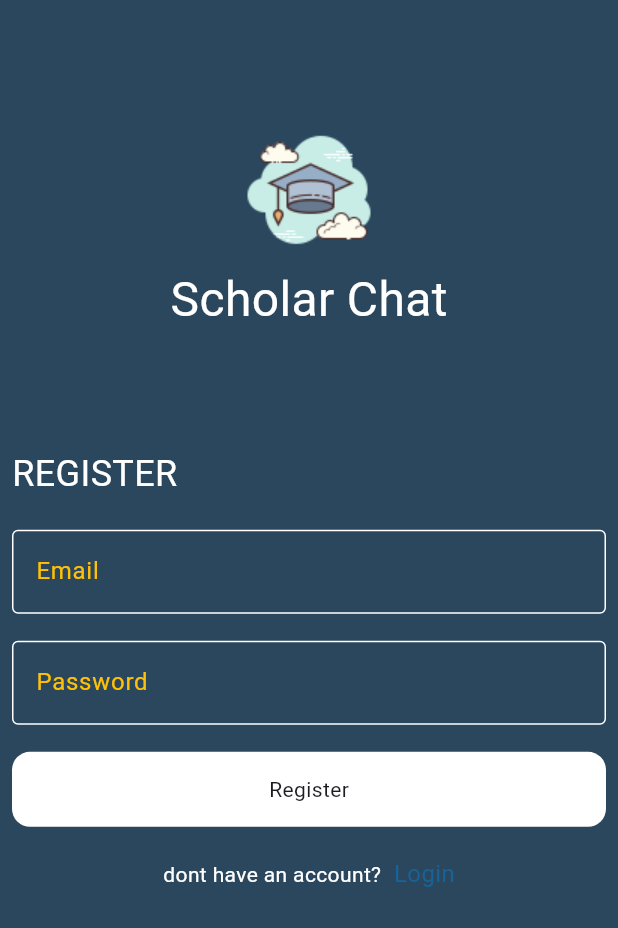
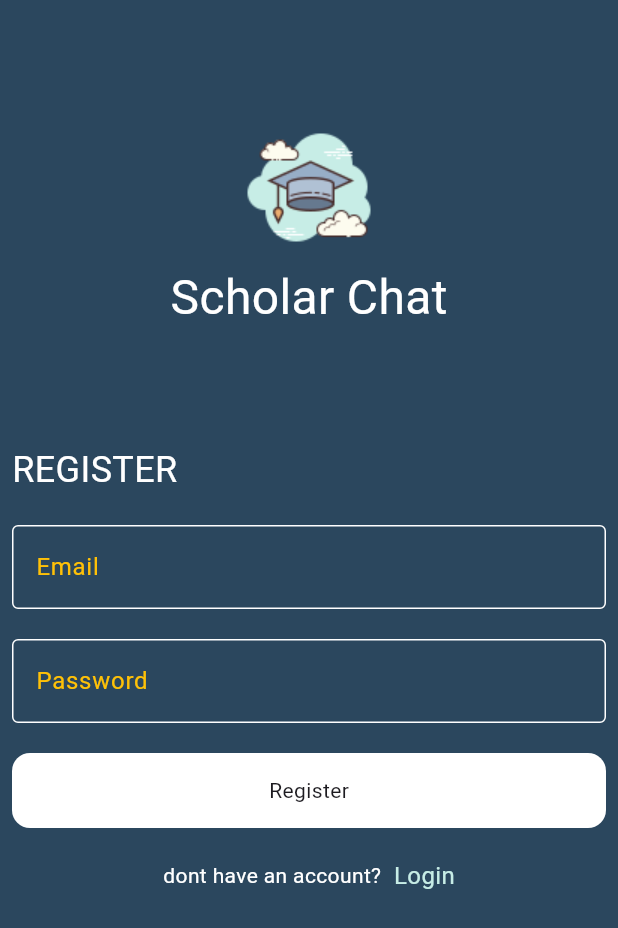
Before and after one commit to abdallahelghobary/Chat-App, a Flutter app: the screen it shows after launch, after a tap on "Register", on a phone screen of 412 x 824 dp. Shown: the top 928 px of the screen. Run offline on Flutter 3.47's test engine with Material 3 defaults, Android fonts, the phone set to English and light mode, and no system bars; Roboto replaces fonts that are missing (pacifico).

Commit message:
kyboard exception solved

```diff
--- /dev/null
+++ b/lib/constant.dart
@@ -0,0 +1,3 @@
+import 'package:flutter/material.dart';
+
+const kPrimaryColor = Color(0xff2b475e);
--- a/lib/main.dart
+++ b/lib/main.dart
@@ -14,7 +14,7 @@ class ChatApp extends StatelessWidget {
     return MaterialApp(
       debugShowCheckedModeBanner: false,
       routes: {'LoginPage': (context) => LoginPage(),
-      'RegisterPage':(context) => RegisterPage(),
+      RegisterPage.id:(context) => RegisterPage(),
       },
       initialRoute: 'LoginPage',
     );
--- a/lib/pages/login_page.dart
+++ b/lib/pages/login_page.dart
@@ -1,3 +1,5 @@
+import 'package:chat_app/constant.dart';
+import 'package:chat_app/pages/regester_page.dart';
 import 'package:chat_app/widget/custom_button.dart';
 import 'package:chat_app/widget/custom_input_text.dart';
 import 'package:flutter/material.dart';
@@ -7,14 +9,17 @@ class LoginPage extends StatelessWidget {
   @override
   Widget build(BuildContext context) {
     return Scaffold(
-      backgroundColor: Color(0xff2b475e),
+      backgroundColor: kPrimaryColor,
       body: Padding(
         padding: const EdgeInsets.symmetric(horizontal: 8),
-        child: Column(
+        child: ListView(
           //  mainAxisAlignment: MainAxisAlignment.center,
           children: [
-            Spacer(flex: 1),
-            Image.asset('assets/images/scholar.png'),
+            const SizedBox(height: 75),
+            Image.asset('assets/images/scholar.png', height: 100),
+            Row(
+              mainAxisAlignment: MainAxisAlignment.center,
+              children: [
                 Text(
                   'Scholar Chat',
                   style: TextStyle(
@@ -23,8 +28,9 @@ class LoginPage extends StatelessWidget {
                     color: Colors.white,
                   ),
                 ),
-            Spacer(flex: 1),
-
+              ],
+            ),
+            const SizedBox(height: 60),
             Row(
               children: [
                 Text(
@@ -40,9 +46,10 @@ class LoginPage extends StatelessWidget {
             const SizedBox(height: 20),
 
             CustomInputText(hientText: 'Email'),
-            const SizedBox(height: 18),
+            const SizedBox(height: 20),
             CustomInputText(hientText: 'Password'),
-            const SizedBox(height: 18),
+
+            const SizedBox(height: 20),
 
             CustomButton(title: 'Login'),
             const SizedBox(height: 20),
@@ -57,17 +64,16 @@ class LoginPage extends StatelessWidget {
 
                 GestureDetector(
                   onTap: () {
-                    Navigator.pushNamed(context, 'RegisterPage');
+                    Navigator.pushNamed(context, RegisterPage.id);
                   },
 
                   child: Text(
                     '   Register',
-                    style: TextStyle(color: Color(0xff156398)),
+                    style: TextStyle(color: Color(0xffc7ede6)),
                   ),
                 ),
               ],
             ),
-            Spacer(flex: 3),
           ],
         ),
       ),
--- a/lib/pages/regester_page.dart
+++ b/lib/pages/regester_page.dart
@@ -1,20 +1,28 @@
+import 'package:chat_app/constant.dart';
 import 'package:chat_app/widget/custom_button.dart';
 import 'package:chat_app/widget/custom_input_text.dart';
 import 'package:flutter/material.dart';
 
 class RegisterPage extends StatelessWidget {
   const RegisterPage({super.key});
+
+ static String id = 'registerPage';
   @override
   Widget build(BuildContext context) {
     return Scaffold(
-      backgroundColor: Color(0xff2b475e),
+      backgroundColor: kPrimaryColor,
       body: Padding(
         padding: const EdgeInsets.symmetric(horizontal: 8),
-        child: Column(
+        child: ListView(
           //  mainAxisAlignment: MainAxisAlignment.center,
           children: [
-            Spacer(flex: 1),
-            Image.asset('assets/images/scholar.png'),
+            const SizedBox(height: 75,),
+            Image.asset('assets/images/scholar.png',
+            height: 100,
+            ),
+            Row(
+              mainAxisAlignment: MainAxisAlignment.center,
+              children: [
                 Text(
                   'Scholar Chat',
                   style: TextStyle(
@@ -23,7 +31,9 @@ class RegisterPage extends StatelessWidget {
                     color: Colors.white,
                   ),
                 ),
-            Spacer(flex: 1),
+              ],
+            ),
+            const SizedBox(height: 75,),
 
             Row(
               children: [
@@ -40,9 +50,9 @@ class RegisterPage extends StatelessWidget {
             const SizedBox(height: 20),
 
             CustomInputText(hientText: 'Email'),
-            const SizedBox(height: 18),
+            const SizedBox(height: 20),
             CustomInputText(hientText: 'Password'),
-            const SizedBox(height: 18),
+            const SizedBox(height: 20),
 
             CustomButton(title: 'Register'),
             const SizedBox(height: 20),
@@ -61,12 +71,11 @@ class RegisterPage extends StatelessWidget {
                   },
                   child: Text(
                     '  Login',
-                    style: TextStyle(color: Color(0xff156398),fontSize: 16),
+                    style: TextStyle(color: Color(0xffc7ede6), fontSize: 16),
                   ),
                 ),
               ],
             ),
-            Spacer(flex: 3),
           ],
         ),
       ),
```
Lines whose indentation alone changed are shown as unchanged.
